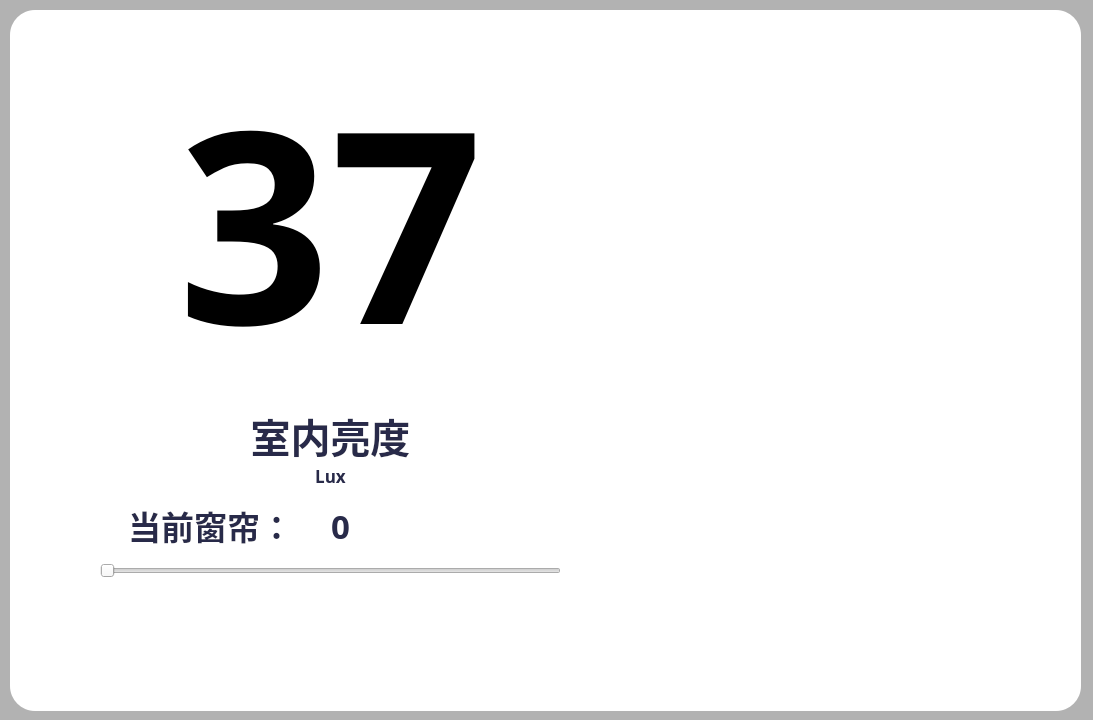
Above: Animation/nettool/form/curtainsystem.ui from GX-Nan/NRMX before the change. Below: the same form after it.
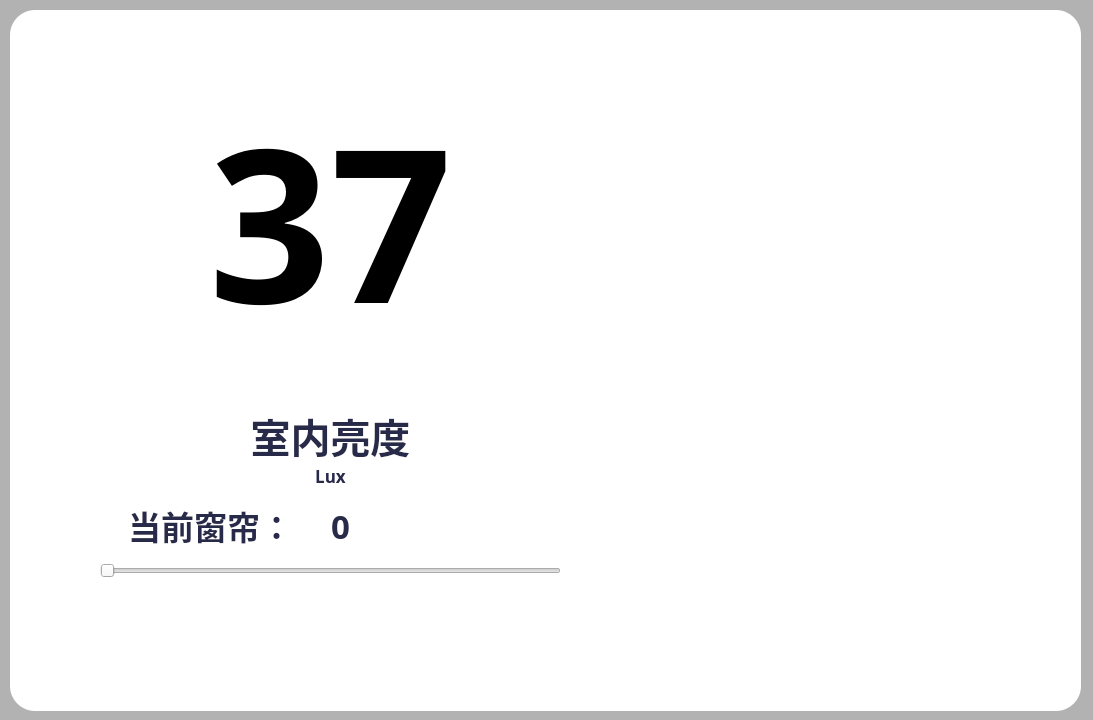
That is the form after the change. Icons and pictures are not drawn.

Diff of the .ui file:
```diff
--- a/Animation/nettool/form/curtainsystem.ui
+++ b/Animation/nettool/form/curtainsystem.ui
@@ -109,7 +109,7 @@
     <property name="font">
      <font>
       <family>Adobe 黑体 Std R</family>
-      <pointsize>250</pointsize>
+      <pointsize>160</pointsize>
       <weight>75</weight>
       <bold>true</bold>
      </font>
```
